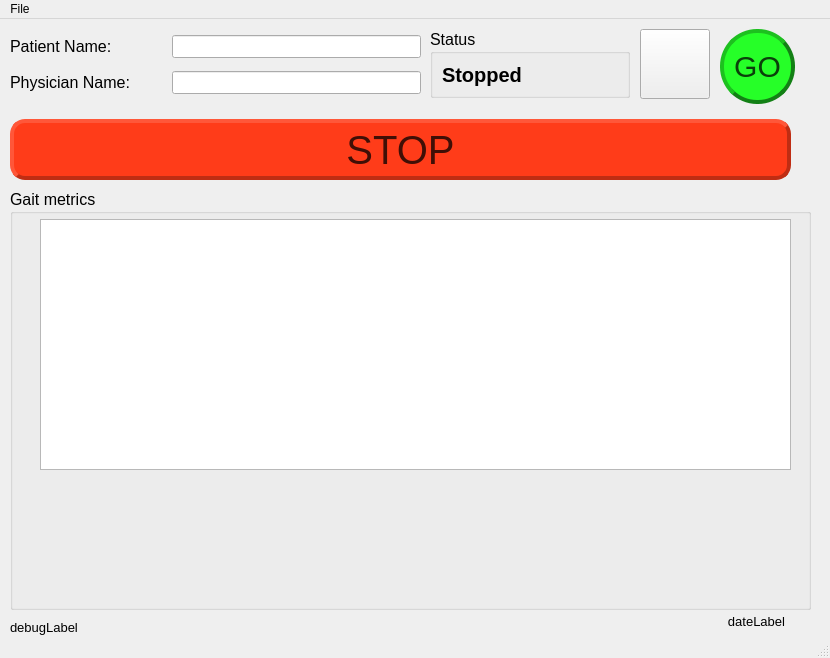
First picture: the form in soft-robotics-gui/mainwindow.ui, repository lrfbranco/soft-robotics-gui, before the edit.
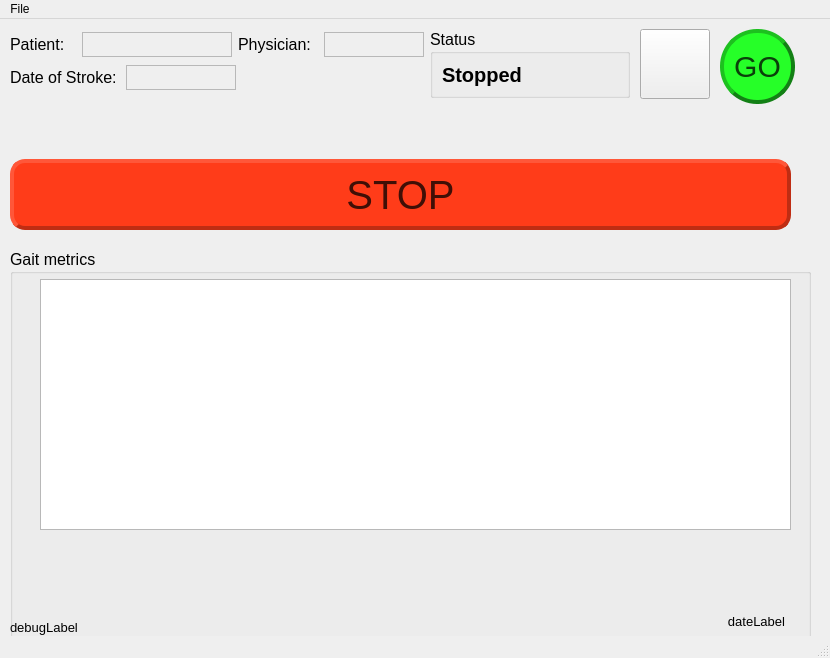
Second picture: the form after the edit. Icons and pictures are not drawn.

Commit message: Added date since stroke

```diff
--- a/soft-robotics-gui/mainwindow.ui
+++ b/soft-robotics-gui/mainwindow.ui
@@ -176,122 +176,6 @@
      </item>
     </layout>
    </widget>
-   <widget class="QWidget" name="layoutWidget">
-    <property name="geometry">
-     <rect>
-      <x>10</x>
-      <y>10</y>
-      <width>411</width>
-      <height>71</height>
-     </rect>
-    </property>
-    <layout class="QVBoxLayout" name="verticalLayout">
-     <item>
-      <layout class="QHBoxLayout" name="horizontalLayout">
-       <item>
-        <widget class="QLabel" name="label_3">
-         <property name="sizePolicy">
-          <sizepolicy hsizetype="Preferred" vsizetype="Fixed">
-           <horstretch>125</horstretch>
-           <verstretch>25</verstretch>
-          </sizepolicy>
-         </property>
-         <property name="minimumSize">
-          <size>
-           <width>125</width>
-           <height>25</height>
-          </size>
-         </property>
-         <property name="maximumSize">
-          <size>
-           <width>16777215</width>
-           <height>16777215</height>
-          </size>
-         </property>
-         <property name="font">
-          <font>
-           <pointsize>12</pointsize>
-          </font>
-         </property>
-         <property name="text">
-          <string>Patient Name:</string>
-         </property>
-        </widget>
-       </item>
-       <item>
-        <widget class="QLineEdit" name="patientNameValue">
-         <property name="sizePolicy">
-          <sizepolicy hsizetype="Expanding" vsizetype="Fixed">
-           <horstretch>200</horstretch>
-           <verstretch>0</verstretch>
-          </sizepolicy>
-         </property>
-         <property name="minimumSize">
-          <size>
-           <width>200</width>
-           <height>0</height>
-          </size>
-         </property>
-         <property name="font">
-          <font>
-           <pointsize>10</pointsize>
-          </font>
-         </property>
-        </widget>
-       </item>
-      </layout>
-     </item>
-     <item>
-      <layout class="QHBoxLayout" name="horizontalLayout_2">
-       <item>
-        <widget class="QLabel" name="label_4">
-         <property name="sizePolicy">
-          <sizepolicy hsizetype="Preferred" vsizetype="Fixed">
-           <horstretch>125</horstretch>
-           <verstretch>25</verstretch>
-          </sizepolicy>
-         </property>
-         <property name="minimumSize">
-          <size>
-           <width>125</width>
-           <height>25</height>
-          </size>
-         </property>
-         <property name="font">
-          <font>
-           <pointsize>12</pointsize>
-          </font>
-         </property>
-         <property name="text">
-          <string>Physician Name:</string>
-         </property>
-        </widget>
-       </item>
-       <item>
-        <widget class="QLineEdit" name="physicianNameValue">
-         <property name="sizePolicy">
-          <sizepolicy hsizetype="Expanding" vsizetype="Fixed">
-           <horstretch>200</horstretch>
-           <verstretch>0</verstretch>
-          </sizepolicy>
-         </property>
-         <property name="minimumSize">
-          <size>
-           <width>200</width>
-           <height>0</height>
-          </size>
-         </property>
-         <property name="font">
-          <font>
-           <pointsize>10</pointsize>
-          </font>
-         </property>
-        </widget>
-       </item>
-      </layout>
-     </item>
-    </layout>
-   </widget>
    <widget class="QPushButton" name="calibrationButton">
     <property name="geometry">
      <rect>
@@ -379,9 +263,9 @@
     <property name="geometry">
      <rect>
       <x>10</x>
-      <y>100</y>
+      <y>140</y>
       <width>781</width>
-      <height>61</height>
+      <height>71</height>
      </rect>
     </property>
     <property name="minimumSize">
@@ -432,7 +316,7 @@
     <property name="geometry">
      <rect>
       <x>10</x>
-      <y>170</y>
+      <y>230</y>
       <width>801</width>
       <height>421</height>
      </rect>
@@ -456,6 +340,265 @@
      </property>
     </widget>
    </widget>
+   <widget class="QWidget" name="">
+    <property name="geometry">
+     <rect>
+      <x>10</x>
+      <y>11</y>
+      <width>414</width>
+      <height>64</height>
+     </rect>
+    </property>
+    <layout class="QVBoxLayout" name="verticalLayout">
+     <item>
+      <layout class="QHBoxLayout" name="horizontalLayout">
+       <item>
+        <widget class="QLabel" name="label_3">
+         <property name="sizePolicy">
+          <sizepolicy hsizetype="Minimum" vsizetype="Fixed">
+           <horstretch>60</horstretch>
+           <verstretch>25</verstretch>
+          </sizepolicy>
+         </property>
+         <property name="minimumSize">
+          <size>
+           <width>60</width>
+           <height>0</height>
+          </size>
+         </property>
+         <property name="maximumSize">
+          <size>
+           <width>16777215</width>
+           <height>16777215</height>
+          </size>
+         </property>
+         <property name="font">
+          <font>
+           <pointsize>12</pointsize>
+          </font>
+         </property>
+         <property name="text">
+          <string>Patient:</string>
+         </property>
+        </widget>
+       </item>
+       <item>
+        <widget class="QLabel" name="patientNameValue">
+         <property name="sizePolicy">
+          <sizepolicy hsizetype="Expanding" vsizetype="Preferred">
+           <horstretch>0</horstretch>
+           <verstretch>0</verstretch>
+          </sizepolicy>
+         </property>
+         <property name="minimumSize">
+          <size>
+           <width>150</width>
+           <height>25</height>
+          </size>
+         </property>
+         <property name="maximumSize">
+          <size>
+           <width>16777215</width>
+           <height>25</height>
+          </size>
+         </property>
+         <property name="font">
+          <font>
+           <pointsize>12</pointsize>
+          </font>
+         </property>
+         <property name="frameShape">
+          <enum>QFrame::StyledPanel</enum>
+         </property>
+         <property name="frameShadow">
+          <enum>QFrame::Plain</enum>
+         </property>
+         <property name="text">
+          <string/>
+         </property>
+        </widget>
+       </item>
+       <item>
+        <layout class="QHBoxLayout" name="horizontalLayout_2">
+         <item>
+          <widget class="QLabel" name="label_4">
+           <property name="sizePolicy">
+            <sizepolicy hsizetype="Minimum" vsizetype="Fixed">
+             <horstretch>0</horstretch>
+             <verstretch>0</verstretch>
+            </sizepolicy>
+           </property>
+           <property name="minimumSize">
+            <size>
+             <width>80</width>
+             <height>0</height>
+            </size>
+           </property>
+           <property name="font">
+            <font>
+             <pointsize>12</pointsize>
+             <weight>50</weight>
+             <italic>false</italic>
+             <bold>false</bold>
+             <underline>false</underline>
+            </font>
+           </property>
+           <property name="text">
+            <string>Physician:</string>
+           </property>
+          </widget>
+         </item>
+         <item>
+          <widget class="QLabel" name="physicianNameValue">
+           <property name="sizePolicy">
+            <sizepolicy hsizetype="Preferred" vsizetype="Preferred">
+             <horstretch>0</horstretch>
+             <verstretch>0</verstretch>
+            </sizepolicy>
+           </property>
+           <property name="minimumSize">
+            <size>
+             <width>100</width>
+             <height>25</height>
+            </size>
+           </property>
+           <property name="maximumSize">
+            <size>
+             <width>16777215</width>
+             <height>25</height>
+            </size>
+           </property>
+           <property name="font">
+            <font>
+             <pointsize>12</pointsize>
+            </font>
+           </property>
+           <property name="frameShape">
+            <enum>QFrame::StyledPanel</enum>
+           </property>
+           <property name="frameShadow">
+            <enum>QFrame::Plain</enum>
+           </property>
+           <property name="text">
+            <string/>
+           </property>
+          </widget>
+         </item>
+        </layout>
+       </item>
+      </layout>
+     </item>
+     <item>
+      <layout class="QHBoxLayout" name="horizontalLayout_3">
+       <item>
+        <widget class="QLabel" name="label_5">
+         <property name="sizePolicy">
+          <sizepolicy hsizetype="Minimum" vsizetype="Fixed">
+           <horstretch>0</horstretch>
+           <verstretch>0</verstretch>
+          </sizepolicy>
+         </property>
+         <property name="minimumSize">
+          <size>
+           <width>110</width>
+           <height>0</height>
+          </size>
+         </property>
+         <property name="font">
+          <font>
+           <pointsize>12</pointsize>
+           <weight>50</weight>
+           <italic>false</italic>
+           <bold>false</bold>
+           <underline>false</underline>
+          </font>
+         </property>
+         <property name="text">
+          <string>Date of Stroke:</string>
+         </property>
+        </widget>
+       </item>
+       <item>
+        <widget class="QLabel" name="strokeDateValue">
+         <property name="sizePolicy">
+          <sizepolicy hsizetype="Preferred" vsizetype="Preferred">
+           <horstretch>0</horstretch>
+           <verstretch>0</verstretch>
+          </sizepolicy>
+         </property>
+         <property name="minimumSize">
+          <size>
+           <width>110</width>
+           <height>25</height>
+          </size>
+         </property>
+         <property name="maximumSize">
+          <size>
+           <width>16777215</width>
+           <height>25</height>
+          </size>
+         </property>
+         <property name="font">
+          <font>
+           <pointsize>12</pointsize>
+          </font>
+         </property>
+         <property name="frameShape">
+          <enum>QFrame::StyledPanel</enum>
+         </property>
+         <property name="frameShadow">
+          <enum>QFrame::Plain</enum>
+         </property>
+         <property name="text">
+          <string/>
+         </property>
+        </widget>
+       </item>
+       <item>
+        <widget class="QLabel" name="timeSinceStroke">
+         <property name="sizePolicy">
+          <sizepolicy hsizetype="Preferred" vsizetype="Fixed">
+           <horstretch>0</horstretch>
+           <verstretch>0</verstretch>
+          </sizepolicy>
+         </property>
+         <property name="minimumSize">
+          <size>
+           <width>70</width>
+           <height>0</height>
+          </size>
+         </property>
+         <property name="font">
+          <font>
+           <pointsize>12</pointsize>
+           <weight>75</weight>
+           <italic>false</italic>
+           <bold>true</bold>
+           <underline>false</underline>
+          </font>
+         </property>
+         <property name="text">
+          <string/>
+         </property>
+        </widget>
+       </item>
+       <item>
+        <spacer name="horizontalSpacer">
+         <property name="orientation">
+          <enum>Qt::Horizontal</enum>
+         </property>
+         <property name="sizeHint" stdset="0">
+          <size>
+           <width>10</width>
+           <height>20</height>
+          </size>
+         </property>
+        </spacer>
+       </item>
+      </layout>
+     </item>
+    </layout>
+   </widget>
   </widget>
   <widget class="QMenuBar" name="menubar">
    <property name="geometry">
```
The commit also changes 3 other files.
